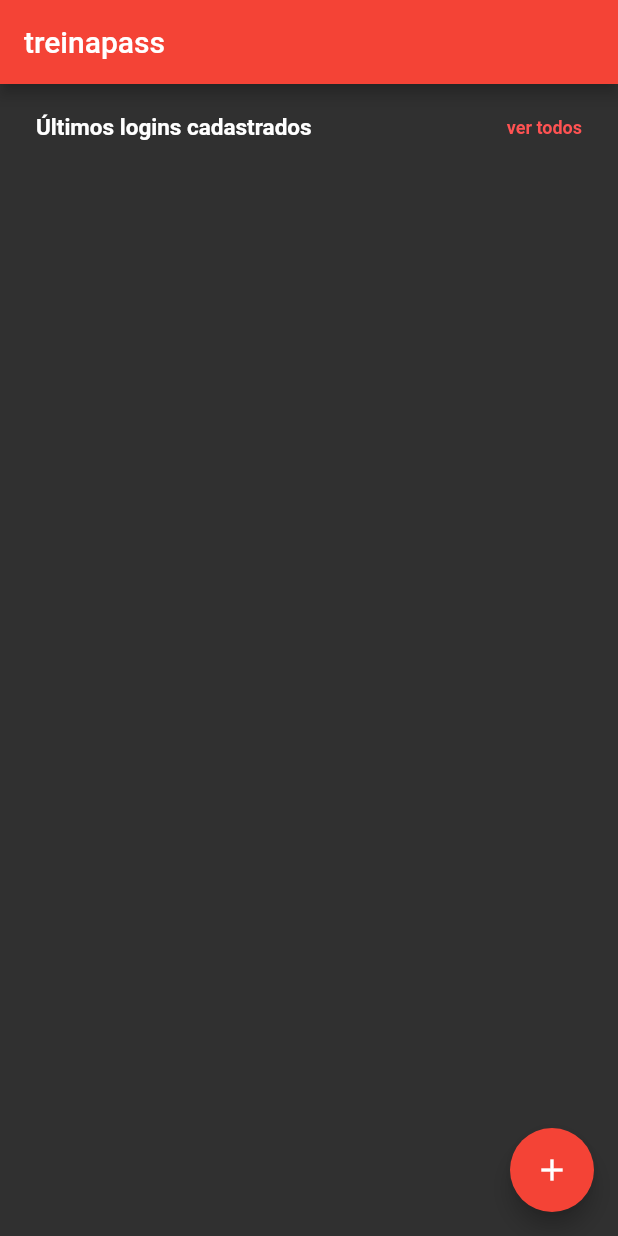
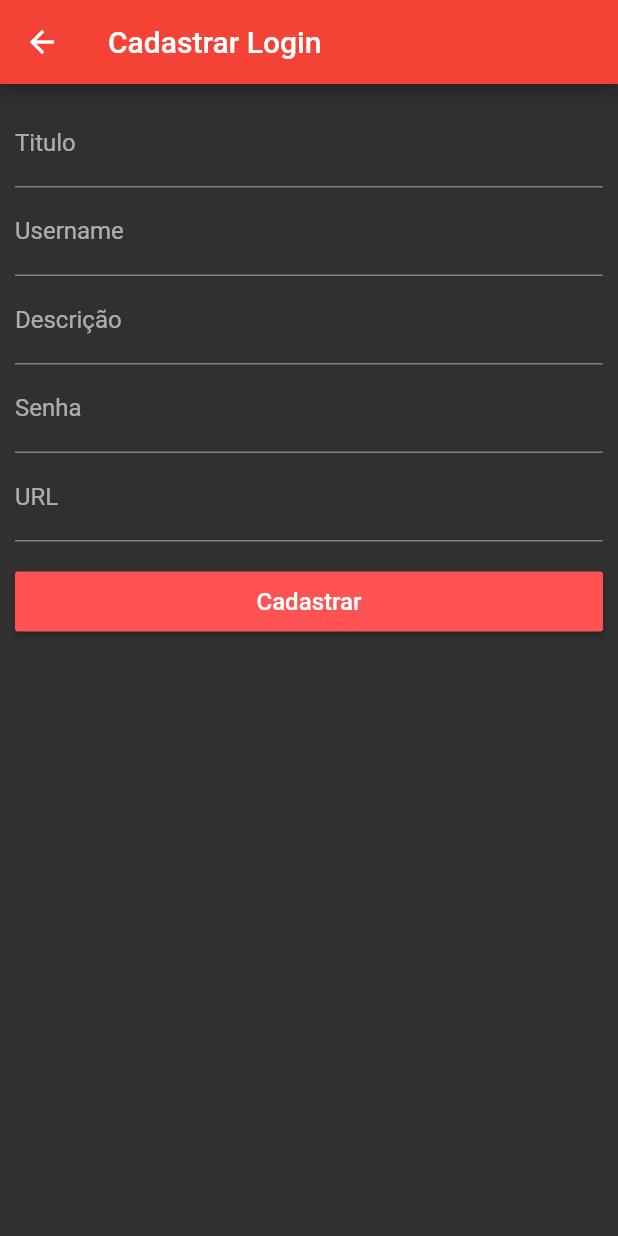
Before and after one commit to treinaweb/treinaweb-flutter-gerenciador-senhas, a Flutter app: the screen it shows after launch, after a tap on the "add" icon, on a phone screen of 412 x 824 dp. Run offline on Flutter 3.47's test engine with Material 2 defaults, Android fonts, the phone set to English and light mode, and no system bars.

Commit message:
02.02_Criando_Tela_Cadastro_Login

```diff
--- /dev/null
+++ b/lib/screens/cadastrar_login/cadastrar_login_screen.dart
@@ -0,0 +1,82 @@
+import 'package:flutter/material.dart';
+import 'package:treinapass/models/login.dart';
+
+
+class CadastrarLoginScreen extends StatelessWidget {
+  final _tituloController = TextEditingController();
+  final _descricaoController = TextEditingController();
+  final _senhaController = TextEditingController();
+  final _usernameController = TextEditingController();
+  final _urlController = TextEditingController();
+
+  @override
+  Widget build(BuildContext context) {
+    return Scaffold(
+      appBar: AppBar(
+        title: Text("Cadastrar Login"),
+      ),
+      body: SingleChildScrollView(
+        child: Padding(
+          padding: EdgeInsets.all(10),
+          child: Form(
+            child: Column(
+              crossAxisAlignment: CrossAxisAlignment.start,
+              children: [
+                TextFormField(
+                  controller: _tituloController,
+                  keyboardType: TextInputType.text,
+                  decoration: InputDecoration(labelText: "Titulo"),
+                ),
+                TextFormField(
+                  controller: _usernameController,
+                  keyboardType: TextInputType.text,
+                  decoration: InputDecoration(labelText: "Username"),
+                ),
+                TextFormField(
+                  controller: _descricaoController,
+                  keyboardType: TextInputType.text,
+                  decoration: InputDecoration(labelText: "Descrição"),
+                ),
+                TextFormField(
+                  controller: _senhaController,
+                  keyboardType: TextInputType.text,
+                  decoration: InputDecoration(labelText: "Senha"),
+                ),
+                TextFormField(
+                  controller: _urlController,
+                  keyboardType: TextInputType.text,
+                  decoration: InputDecoration(labelText: "URL"),
+                ),
+                Padding(
+                  padding: EdgeInsets.only(top: 20, bottom: 20),
+                  child: Container(
+                    height: 40,
+                    width: double.infinity,
+                    child: RaisedButton(
+                      onPressed: () {
+                        Login novoLogin = Login(
+                          titulo: _tituloController.text,
+                          descricao: _descricaoController.text,
+                          senha: _senhaController.text,
+                          username: _usernameController.text,
+                          url: _urlController.text,
+                        );
+                        print(novoLogin.titulo);
+                      },
+                      child: Text(
+                        "Cadastrar",
+                        style: TextStyle(
+                          color: Colors.white, fontSize: 16
+                        ),
+                      ),
+                    ),
+                  ),
+                )
+              ],
+            ),
+          ),
+        ),
+      ),
+    );
+  }
+}
--- a/lib/screens/home/components/float_action_button.dart
+++ b/lib/screens/home/components/float_action_button.dart
@@ -1,9 +1,13 @@
 import 'package:flutter/material.dart';
+import 'package:treinapass/screens/cadastrar_login/cadastrar_login_screen.dart';
 
 FloatingActionButton buildFloatActionButton(BuildContext context) {
 
   return FloatingActionButton(
     onPressed: () {
+      Navigator.of(context).push(
+        MaterialPageRoute(builder: (_) => CadastrarLoginScreen())
+      );
     },
     child: Icon(Icons.add),
   );
```
